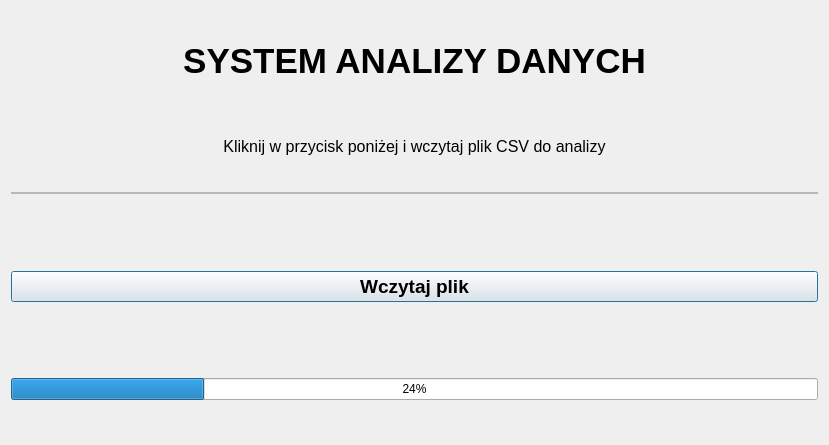
The window that QT_GUI/glowneOkno.ui (DominikKlimowicz/AnalizaYellowTaxi) describes before a commit, drawn with Qt 5.
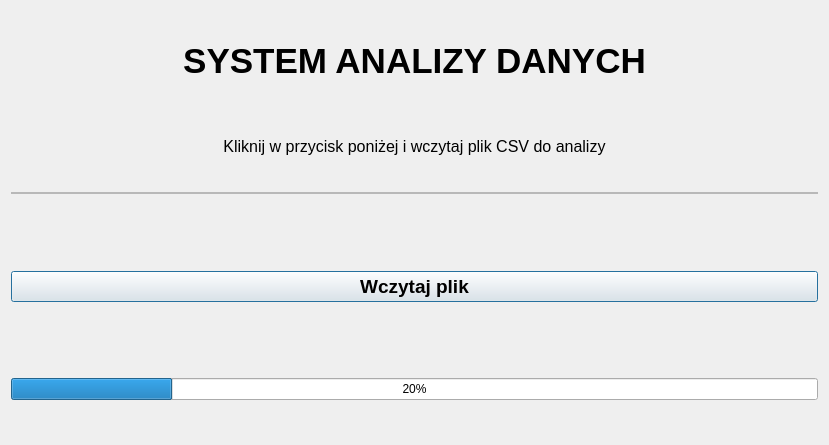
The same window after the commit.

Commit message: poprawiony pasek

The edit to the form file:
```diff
--- a/QT_GUI/glowneOkno.ui
+++ b/QT_GUI/glowneOkno.ui
@@ -136,7 +136,7 @@
    <item>
     <widget class="QProgressBar" name="PasekLadowania">
      <property name="value">
-      <number>24</number>
+      <number>20</number>
      </property>
     </widget>
    </item>
```
